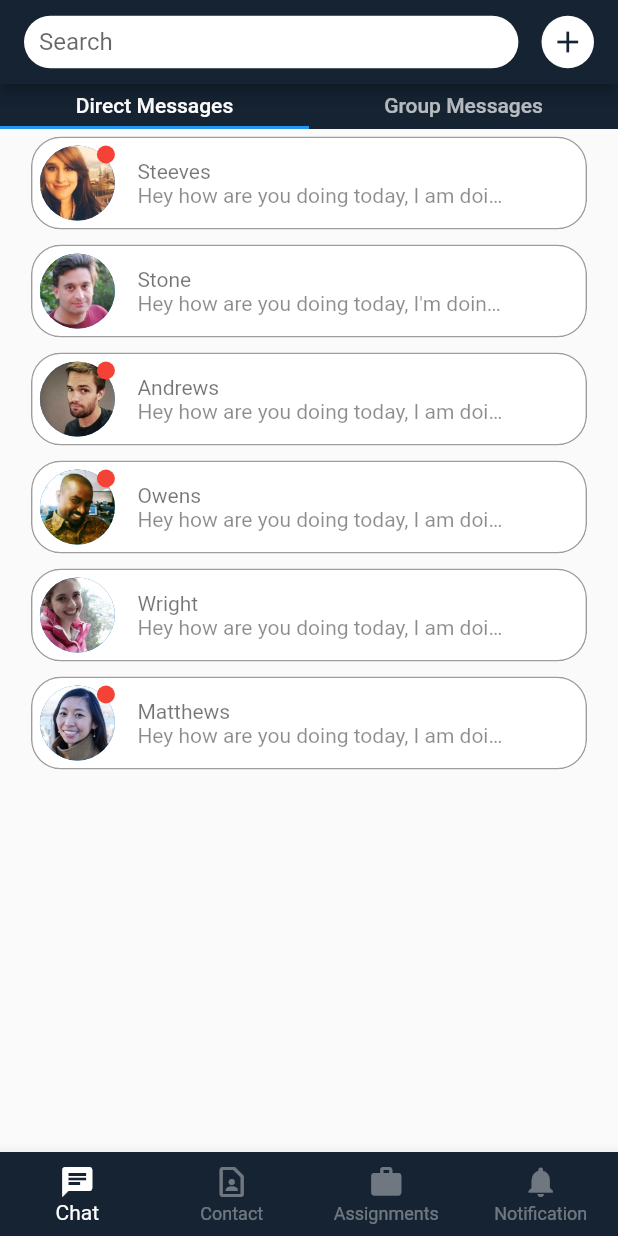
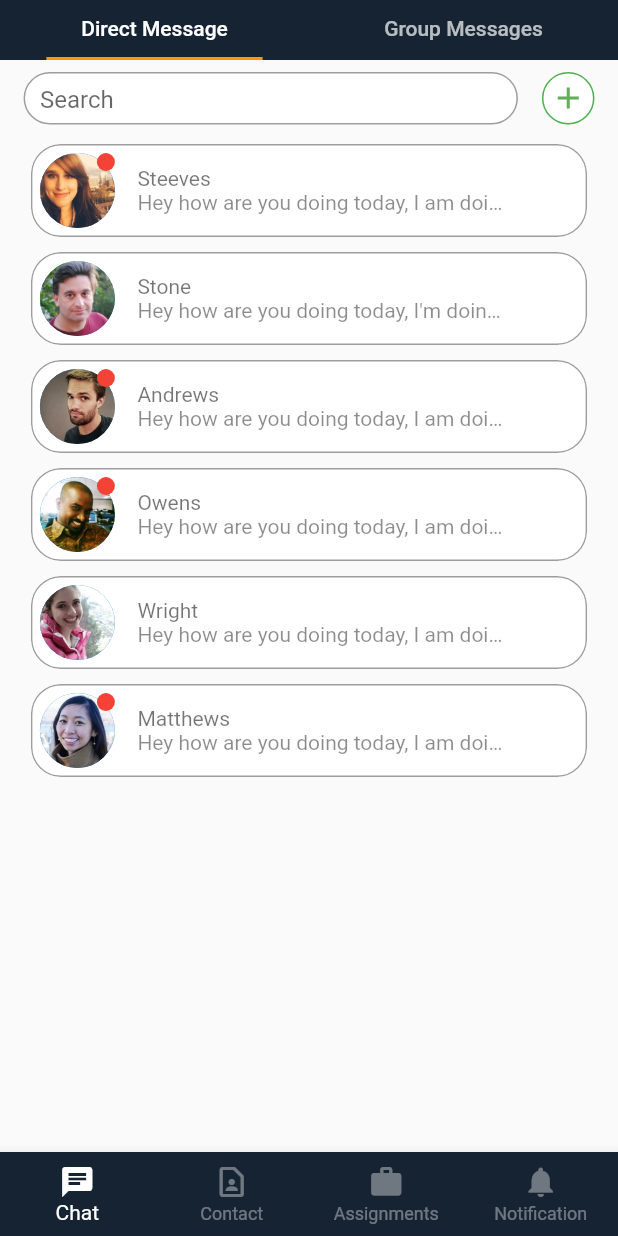
Before and after one commit to lucaszcai/kyros-mobile-app-1, a Flutter app: the screen it shows after launch, on a phone screen of 412 x 824 dp. Run offline on Flutter 3.47's test engine with Material 2 defaults, Android fonts, the phone set to English and light mode, and no system bars; drawn by our look-alikes of flutter_slidable; our stand-ins replace image_picker.

Commit message:
New chat page wire frame

```diff
--- a/lib/screens/ChatScreen.dart
+++ b/lib/screens/ChatScreen.dart
@@ -21,56 +21,73 @@ class _ChatScreenState extends State<ChatScreen> {
       },
       child: Scaffold(
         backgroundColor: StyleConstants.grey,
-        appBar: AppBar(
-          backgroundColor: StyleConstants.black,
-          title: Row(
-            mainAxisAlignment: MainAxisAlignment.spaceBetween,
-            children: [
-              SearchBar(),
+        body: DefaultTabController(
+          length: 2,
+          child: Scaffold(
+            appBar: PreferredSize(
+              preferredSize: Size.fromHeight(40),
+              child: Container(
+                color: StyleConstants.black,
+                child: SafeArea(
+                  child: Container(
+                    child: TabBar(
+                      indicatorSize: TabBarIndicatorSize.label,
+                      indicatorColor: Colors.orange,
+                      tabs: [
                         Container(
-                height: 35,
-                width: 35,
-                decoration: BoxDecoration(
-                  color: Colors.white,
-                  borderRadius: BorderRadius.circular(100),
-                ),
-                child: GestureDetector(
-                  onTap: () {
-                    print('pressed');
-                  },
-                  child: Icon(
-                    Icons.add,
-                    color: StyleConstants.black,
+                          width: MediaQuery.of(context).size.width * 0.35,
+                          child: Tab(
+                            text: 'Direct Message',
                           ),
                         ),
+                        Container(
+                          width: MediaQuery.of(context).size.width * 0.35,
+                          child: Tab(
+                            text: 'Group Messages',
                           ),
-            ],
-          ),
-        ),
-        body: new DefaultTabController(
-          length: 2,
-          child: new Scaffold(
-            appBar: new PreferredSize(
-              preferredSize: Size.fromHeight(30),
-              child: new Container(
-                color: StyleConstants.black,
-                child: new SafeArea(
-                    child: new TabBar(
-                        tabs: [
-                          new Container(
-                            child: new Tab(text: 'Direct Messages'),
-                          ),
-                          new Container(
-                            child: new Tab(text: 'Group Messages'),
                         ),
                       ],
                     ),
                   ),
                 ),
               ),
-            body: new TabBarView(
+            ),
+            body: Column(
+              children: [
+                Row(
+                  mainAxisAlignment: MainAxisAlignment.center,
+                  children: [
+                    Padding(
+                      padding: EdgeInsets.all(8.0),
+                      child: SearchBar(),
+                    ),
+                    Padding(
+                      padding: EdgeInsets.all(8.0),
+                      child: Container(
+                        height: 35,
+                        width: 35,
+                        decoration: BoxDecoration(
+                          border: Border.all(color: Colors.green),
+                          color: Colors.white,
+                          borderRadius: BorderRadius.circular(100),
+                        ),
+                        child: GestureDetector(
+                          onTap: () {
+                            ;
+                          },
+                          child: Icon(
+                            Icons.add,
+                            color: StyleConstants.green,
+                          ),
+                        ),
+                      ),
+                    ),
+                  ],
+                ),
+                Expanded(
+                  child: TabBarView(
                     children: <Widget>[
-                new Column(
+                      Column(
                         children: <Widget>[
                           Expanded(
                             child: Container(
@@ -79,7 +96,7 @@ class _ChatScreenState extends State<ChatScreen> {
                           ),
                         ],
                       ),
-                new Column(
+                      Column(
                         children: <Widget>[
                           Expanded(
                             child: Container(
@@ -91,6 +108,9 @@ class _ChatScreenState extends State<ChatScreen> {
                     ],
                   ),
                 ),
+              ],
+            ),
+          ),
         ),
       ),
     );
--- a/lib/screens/chats.dart
+++ b/lib/screens/chats.dart
@@ -26,7 +26,9 @@ class chats extends StatelessWidget {
               child: GestureDetector(
                 onTap: () {
                   Navigator.push(context, MaterialPageRoute(builder: (context) {
-                    return MessageChat(imageUrl: chat.sender.imageUrl,);
+                    return MessageChat(
+                      imageUrl: chat.sender.imageUrl,
+                    );
                   }));
                 },
                 child: Container(
@@ -39,7 +41,7 @@ class chats extends StatelessWidget {
                     actionPane: SlidableScrollActionPane(),
                     actionExtentRatio: 1 / 8,
                     child: Padding(
-                      padding: const EdgeInsets.all(5),
+                      padding: EdgeInsets.all(5),
                       child: Row(
                         children: [
                           Stack(
@@ -86,9 +88,13 @@ class chats extends StatelessWidget {
                       ),
                     ),
                     secondaryActions: <Widget>[
-                      IconSlideAction(
-                        color: Colors.black45,
-                        icon: Icons.star,
+                      ClipRRect(
+                        borderRadius:
+                            BorderRadius.horizontal(left: Radius.circular(20)),
+                        child: IconSlideAction(
+                          color: Colors.black54,
+                          icon: Icons.star,
+                        ),
                       ),
                       IconSlideAction(
                         color: Colors.red,
--- a/lib/widgets/search_bar_widget.dart
+++ b/lib/widgets/search_bar_widget.dart
@@ -8,6 +8,7 @@ class SearchBar extends StatelessWidget {
       width: MediaQuery.of(context).size.width * 0.8,
       padding: EdgeInsets.only(top: 8, left: 10),
       decoration: BoxDecoration(
+        border: Border.all(color: Colors.grey),
         color: Colors.white,
         borderRadius: BorderRadius.circular(20),
       ),
```
Lines whose indentation alone changed are shown as unchanged.
